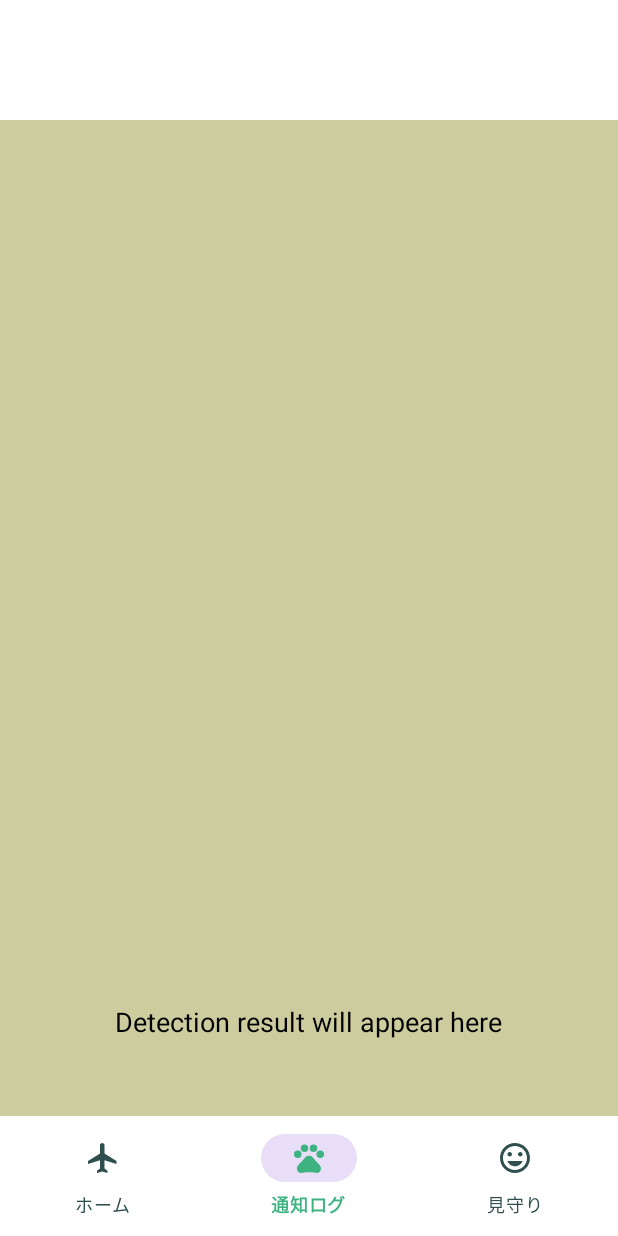
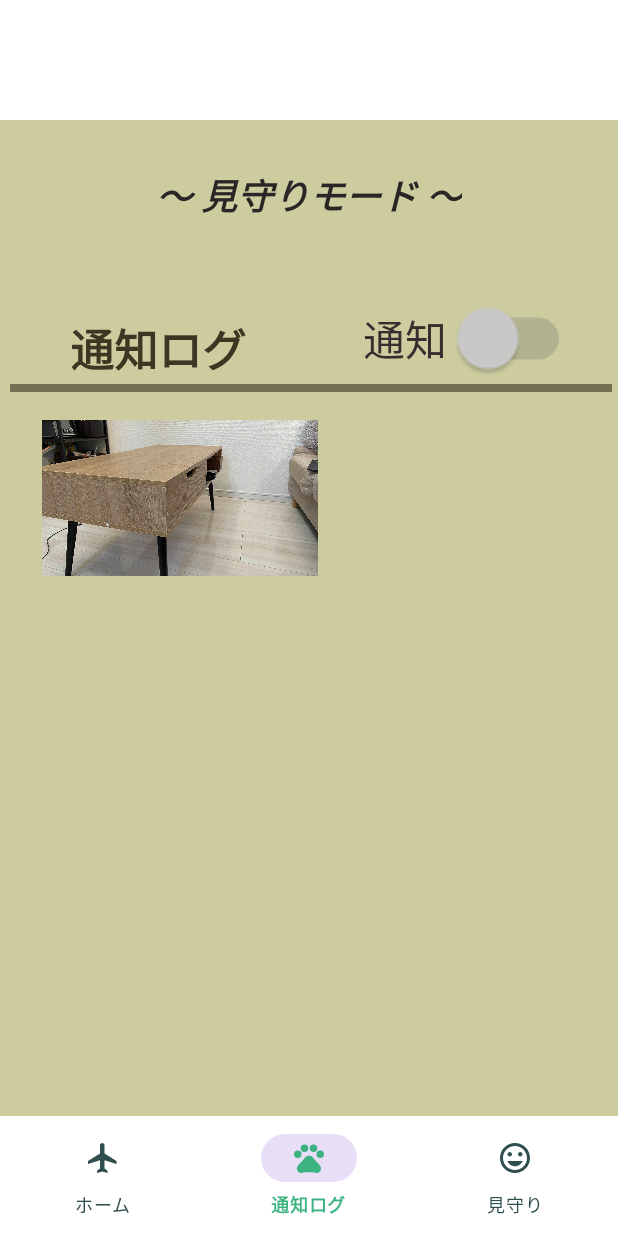
Before and after one commit to hacku2024-fantasticfour/app, an Android app built with Jetpack Compose: the LogFragment screen opened through its navigation route, on a phone screen of 412 x 824 dp. Run offline under Robolectric (Android 15) with nearby library versions, the phone set to English and light mode, and no system bars; our stand-ins replace navigation-ui.

Commit message:
Background.ktのテスト

```diff
--- a/app/build.gradle.kts
+++ b/app/build.gradle.kts
@@ -87,4 +87,5 @@ dependencies {
     implementation (libs.androidx.camera.video)
     implementation (libs.androidx.camera.view )
     implementation (libs.androidx.camera.extensions)
+    implementation("androidx.work:work-runtime-ktx:2.7.1")
 }
--- a/app/src/main/java/com/example/huck_app/LogFragment.kt
+++ b/app/src/main/java/com/example/huck_app/LogFragment.kt
@@ -1,108 +1,19 @@
 package com.example.huck_app
 
-import android.graphics.Bitmap
-import android.graphics.BitmapFactory
 import android.os.Bundle
 import android.view.LayoutInflater
 import android.view.View
 import android.view.ViewGroup
-import android.widget.ImageView
-import android.widget.Toast
 import androidx.fragment.app.Fragment
-import org.tensorflow.lite.Interpreter
-import java.io.BufferedReader
-import java.io.FileInputStream
-import java.io.InputStreamReader
-import java.nio.MappedByteBuffer
-import java.nio.channels.FileChannel
-import java.net.HttpURLConnection
-import java.net.URL
-import java.util.concurrent.Executors
 
 class LogFragment : Fragment() {
 
-    private lateinit var interpreter: Interpreter
-    private lateinit var imageView: ImageView
-    private val executor = Executors.newSingleThreadExecutor()
-    private lateinit var labels: List<String>
+    override fun onCreateView(inflater: LayoutInflater, container: ViewGroup?, savedInstanceState: Bundle?): View? {
+        super.onCreateView(inflater, container, savedInstanceState)
 
-    override fun onCreateView(inflater: LayoutInflater, container: ViewGroup?, savedInstanceState: Bundle?): View? {
         // activity_log_fragment.xml レイアウトをインフレート
         val view = inflater.inflate(R.layout.activity_log_fragment, container, false)
 
-        // ImageViewの設定
-        imageView = view.findViewById(R.id.detected_image_view)
-
-        // YOLOモデルの読み込み
-        interpreter = Interpreter(loadModelFile("yolov8s_float32.tflite"))
-
-        // ラベルの読み込み
-        labels = loadLabels("labels.txt")
-
-        // 映像ストリームの監視を開始
-        startMonitoringStream()
-
         return view
     }
-
-    private fun loadModelFile(modelFileName: String): MappedByteBuffer {
-        val assetFileDescriptor = requireContext().assets.openFd(modelFileName)
-        val inputStream = FileInputStream(assetFileDescriptor.fileDescriptor)
-        val fileChannel = inputStream.channel
-        val startOffset = assetFileDescriptor.startOffset
-        val declaredLength = assetFileDescriptor.declaredLength
-        return fileChannel.map(FileChannel.MapMode.READ_ONLY, startOffset, declaredLength)
-    }
-
-    private fun loadLabels(labelsFileName: String): List<String> {
-        val labels = mutableListOf<String>()
-        val inputStream = requireContext().assets.open(labelsFileName)
-        BufferedReader(InputStreamReader(inputStream)).useLines { lines ->
-            lines.forEach { labels.add(it) }
-        }
-        return labels
-    }
-
-    private fun startMonitoringStream() {
-        executor.execute {
-            val url = URL("http://192.168.1.129:8080/camera.mjpg")
-            val connection = url.openConnection() as HttpURLConnection
-            connection.doInput = true
-            connection.connect()
-
-            val inputStream = connection.inputStream
-            val bitmap = BitmapFactory.decodeStream(inputStream)
-
-            // YOLOによる物体検出を実行
-            val detectedObjects = runObjectDetection(bitmap)
-
-            // 「bottle」が検出されたか確認
-            if (detectedObjects.contains("bottle")) {
-                activity?.runOnUiThread {
-                    imageView.setImageBitmap(bitmap)
-                    Toast.makeText(activity, "Bottle detected!", Toast.LENGTH_SHORT).show()
-                }
-            }
-        }
-    }
-
-    private fun runObjectDetection(bitmap: Bitmap): List<String> {
-        // 入力データの準備
-        val inputArray = arrayOf(arrayOf(bitmap))
-        val outputMap = HashMap<Int, Any>()
-        // 出力サイズに合わせた適切なデータ構造を作成する必要があります
-
-        // モデルの実行
-        interpreter.runForMultipleInputsOutputs(inputArray, outputMap)
-
-        // 検出結果を解析して、検出されたラベルを返す
-        // ここでは仮に "bottle" を検出したとする
-        return listOf("bottle")
-    }
-
-    override fun onDestroy() {
-        super.onDestroy()
-        interpreter.close()
-        executor.shutdown()
-    }
 }
--- a/app/src/main/res/layout/activity_log_fragment.xml
+++ b/app/src/main/res/layout/activity_log_fragment.xml
@@ -1,39 +1,74 @@
 <?xml version="1.0" encoding="utf-8"?>
-<androidx.constraintlayout.widget.ConstraintLayout
-    xmlns:android="http://schemas.android.com/apk/res/android"
+<androidx.constraintlayout.widget.ConstraintLayout xmlns:android="http://schemas.android.com/apk/res/android"
     xmlns:app="http://schemas.android.com/apk/res-auto"
     xmlns:tools="http://schemas.android.com/tools"
     android:layout_width="match_parent"
     android:layout_height="match_parent"
     android:background="#CCCC9F">
 
-    <!-- ImageView to display the detected object's image -->
+
+    <Switch
+        android:id="@+id/notification_switch"
+        android:layout_width="wrap_content"
+        android:layout_height="wrap_content"
+        android:layout_marginTop="212dp"
+        android:layout_marginEnd="56dp"
+        android:background="#002E2A2A"
+        android:backgroundTint="#383232"
+        android:scaleX="2"
+        android:scaleY="2"
+        android:text="通知"
+        android:textColor="#372F2F"
+        android:thumbTint="@color/switch_thumb_color"
+        android:trackTint="#696969"
+        app:layout_constraintEnd_toEndOf="parent"
+        app:layout_constraintTop_toTopOf="parent" />
+
+    <TextView
+        android:id="@+id/textView"
+        android:layout_width="wrap_content"
+        android:layout_height="wrap_content"
+        android:layout_marginTop="210dp"
+        android:layout_marginEnd="248dp"
+        android:text="通知ログ"
+        android:textColor="#3C3622"
+        android:textColorHighlight="#3C3622"
+        android:textSize="29dp"
+        android:textStyle="bold"
+        app:layout_constraintEnd_toEndOf="parent"
+        app:layout_constraintTop_toTopOf="parent" />
+
+    <View
+        android:id="@+id/view5"
+        android:layout_width="401dp"
+        android:layout_height="5dp"
+        android:layout_marginTop="256dp"
+        android:layout_marginEnd="4dp"
+        android:background="#9A3C3622"
+        app:layout_constraintEnd_toEndOf="parent"
+        app:layout_constraintTop_toTopOf="parent" />
+
     <ImageView
-        android:id="@+id/detected_image_view"
-        android:layout_width="371dp"
-        android:layout_height="359dp"
-        android:layout_margin="16dp"
-        android:scaleType="centerCrop"
-        app:layout_constraintBottom_toTopOf="@+id/detection_result_text"
+        android:id="@+id/imageView2"
+        android:layout_width="184dp"
+        android:layout_height="120dp"
+        android:layout_marginTop="272dp"
+        android:layout_marginEnd="200dp"
+        app:layout_constraintEnd_toEndOf="parent"
+        app:layout_constraintTop_toTopOf="parent"
+        app:srcCompat="@drawable/kado" />
+
+    <TextView
+        android:id="@+id/textView5"
+        android:layout_width="wrap_content"
+        android:layout_height="wrap_content"
+        android:layout_marginTop="112dp"
+        android:text="～ 見守りモード ～"
+        android:textColor="#2A2626"
+        android:textSize="24sp"
+        android:textStyle="bold|italic"
         app:layout_constraintEnd_toEndOf="parent"
         app:layout_constraintStart_toStartOf="parent"
-        app:layout_constraintTop_toTopOf="parent"
-        tools:srcCompat="@tools:sample/avatars" />
-
-    <!-- TextView to display the detection result -->
-    <TextView
-        android:id="@+id/detection_result_text"
-        android:layout_width="wrap_content"
-        android:layout_height="wrap_content"
-        android:layout_marginTop="16dp"
-        android:text="Detection result will appear here"
-        android:textColor="#000000"
-        android:textSize="18sp"
-        app:layout_constraintBottom_toBottomOf="parent"
-        app:layout_constraintEnd_toEndOf="parent"
-        app:layout_constraintHorizontal_bias="0.498"
-        app:layout_constraintStart_toStartOf="parent"
-        app:layout_constraintTop_toBottomOf="@+id/detected_image_view"
-        tools:text="Bottle detected!" />
+        app:layout_constraintTop_toTopOf="parent" />
 
 </androidx.constraintlayout.widget.ConstraintLayout>
```
Also changed, not shown: app/src/main/java/com/example/huck_app/Background.kt (added, +118 -0 lines), app/src/main/java/com/example/huck_app/MainActivity.kt (+10 -0 lines).
